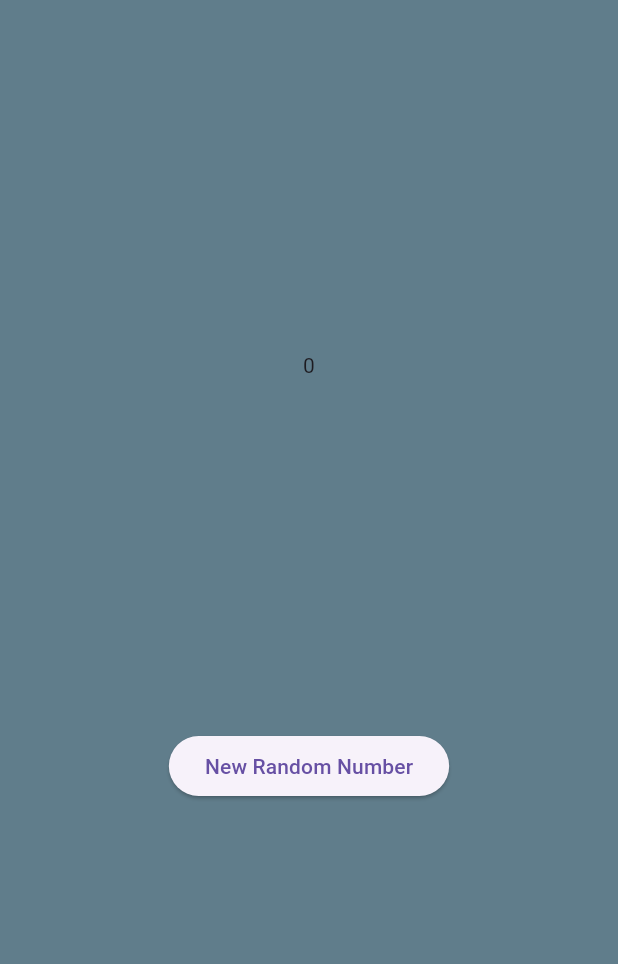
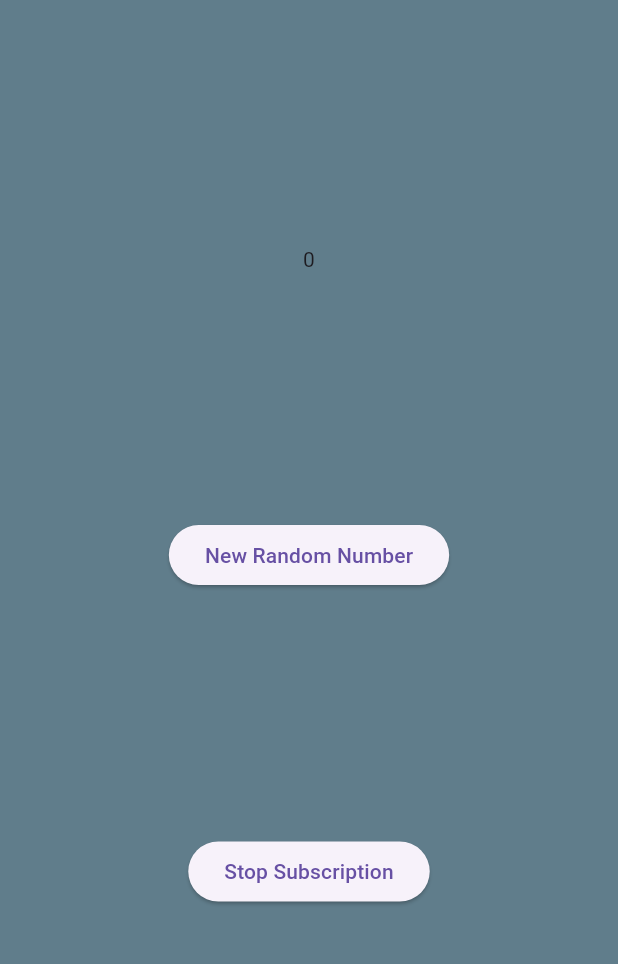
Before and after one commit to Rizeone/stream_muhammadriswan, a Flutter app: the screen it shows after launch, on a phone screen of 412 x 824 dp, the part 84-1048 px from its top. Run offline on Flutter 3.47's test engine with Material 3 defaults, Android fonts, the phone set to English and light mode, and no system bars.

Commit message:
W12: Jawaban Soal X - Add 'Stop Subscription' button (Langkah 7)

```diff
--- a/lib/main.dart
+++ b/lib/main.dart
@@ -109,6 +109,10 @@ class _StreamHomePageState extends State<StreamHomePage> {
               ElevatedButton(
                 onPressed: () => addRandomNumber(),
                 child: const Text('New Random Number'),
+              ),
+              ElevatedButton(
+                onPressed: () => stopStream(),
+                child: const Text('Stop Subscription'),
               )
             ],
           ),
```
